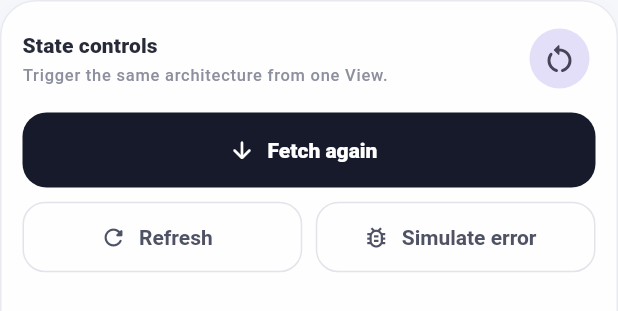
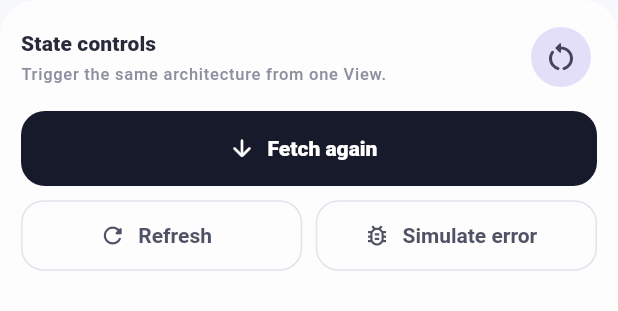
Before and after one commit to oosuhada/flutter_riverpod_mvvm, a Flutter app: the _ActionDock widget shown alone on an empty page, opened directly with empty values, on a phone screen of 412 x 824 dp. Shown: the top 311 px of the screen. Run offline on Flutter 3.47's test engine with Material 3 defaults, Android fonts, the phone set to English and light mode, and no system bars; our stand-ins replace flutter_riverpod.

```diff
--- a/lib/home_page.dart
+++ b/lib/home_page.dart
@@ -1,6 +1,7 @@
 import 'package:flutter/material.dart';
 import 'package:flutter_riverpod/flutter_riverpod.dart';
 import 'package:flutter_riverpod_mvvm/home_view_model.dart';
+import 'package:flutter_riverpod_mvvm/v2_glass.dart';
 
 class HomePage extends ConsumerStatefulWidget {
   const HomePage({super.key});
@@ -1184,7 +1185,8 @@ class _ActionDock extends StatelessWidget {
   Widget build(BuildContext context) {
     final disabled = state.isLoading;
 
-    return _Surface(
+    return AppGlassSurface(
+      child: Padding(
         padding: const EdgeInsets.all(14),
         child: Column(
           crossAxisAlignment: CrossAxisAlignment.stretch,
@@ -1258,6 +1260,7 @@ class _ActionDock extends StatelessWidget {
               ],
             ),
           ],
+        ),
       ),
     );
   }
--- /dev/null
+++ b/lib/v2_glass.dart
@@ -0,0 +1,28 @@
+import 'dart:ui';
+
+import 'package:flutter/material.dart';
+
+class AppGlassSurface extends StatelessWidget {
+  const AppGlassSurface({super.key, required this.child});
+
+  final Widget child;
+
+  @override
+  Widget build(BuildContext context) {
+    final reduced = MediaQuery.maybeOf(context)?.highContrast ?? false;
+    final box = BoxDecoration(
+      color: Colors.white.withValues(alpha: reduced ? .96 : .72),
+      borderRadius: BorderRadius.circular(24),
+      border: Border.all(color: Colors.white.withValues(alpha: .7)),
+    );
+    return ClipRRect(
+      borderRadius: BorderRadius.circular(24),
+      child: reduced
+          ? DecoratedBox(decoration: box, child: child)
+          : BackdropFilter(
+              filter: ImageFilter.blur(sigmaX: 16, sigmaY: 16),
+              child: DecoratedBox(decoration: box, child: child),
+            ),
+    );
+  }
+}
```
Lines whose indentation alone changed are shown as unchanged.
